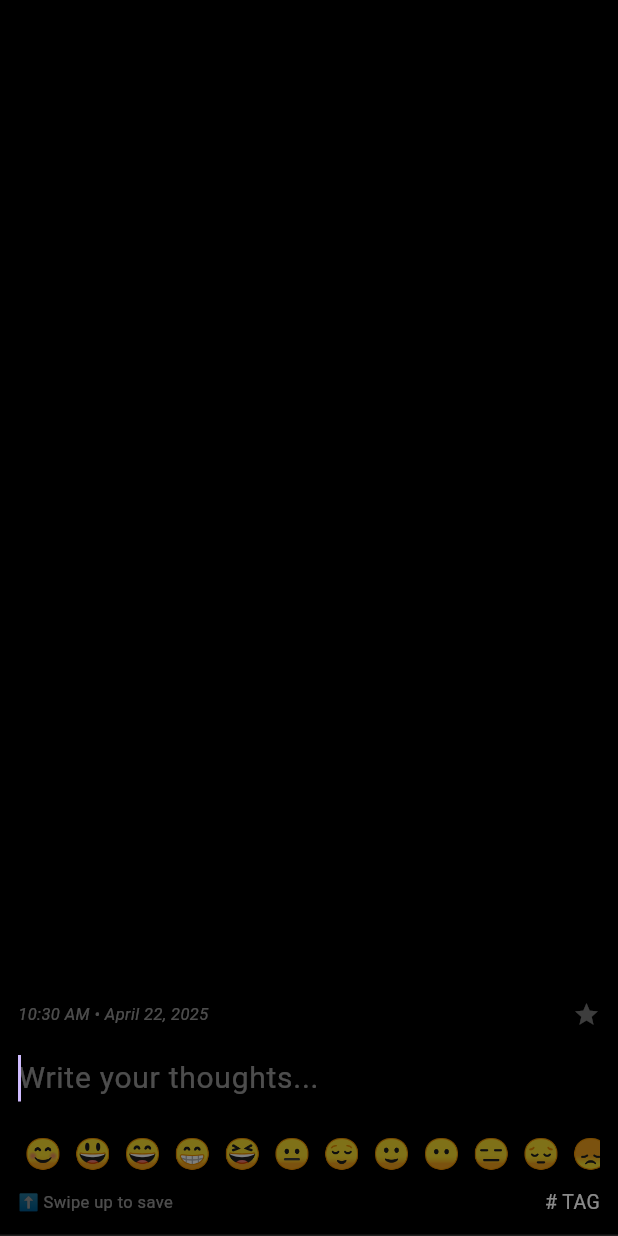
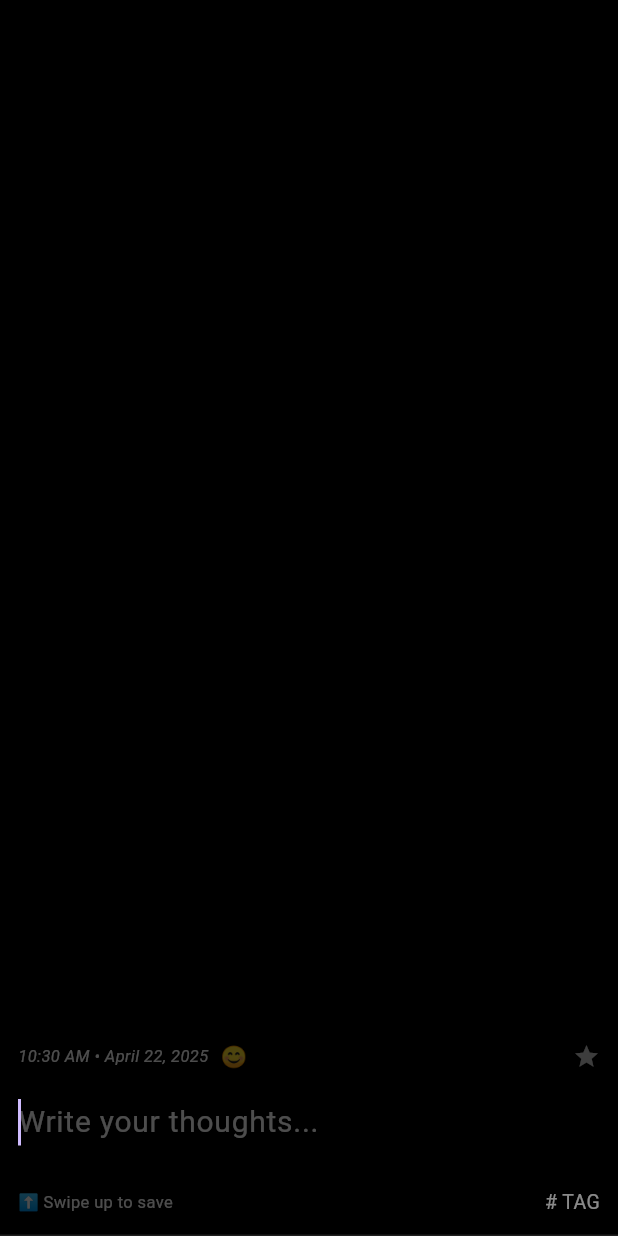
Before and after one commit to Nswa/genesis_f1, a Flutter app: the screen it shows after launch, on a phone screen of 412 x 824 dp. Run offline on Flutter 3.47's test engine with Material 3 defaults, Android fonts, the light colour scheme and no system bars; Roboto replaces fonts that are missing (Georgia).

Commit message:
mood* bar now active by tapping mood preview collapses when not in used

```diff
--- a/lib/widgets/journal_input.dart
+++ b/lib/widgets/journal_input.dart
@@ -4,7 +4,7 @@ import 'package:intl/intl.dart';
 import 'dart:ui';
 import '../utils/mood_utils.dart';
 
-class JournalInputWidget extends StatelessWidget {
+class JournalInputWidget extends StatefulWidget {
   final TextEditingController controller;
   final FocusNode focusNode;
   final double dragOffsetY;
@@ -31,16 +31,51 @@ class JournalInputWidget extends StatelessWidget {
   });
 
   @override
+  State<JournalInputWidget> createState() => _JournalInputWidgetState();
+}
+
+class _JournalInputWidgetState extends State<JournalInputWidget>
+    with TickerProviderStateMixin {
+  late AnimationController _emojiBarController;
+  bool _isEmojiBarExpanded = false;
+
+  @override
+  void initState() {
+    super.initState();
+    _emojiBarController = AnimationController(
+      vsync: this,
+      duration: const Duration(milliseconds: 200),
+    );
+  }
+
+  @override
+  void dispose() {
+    _emojiBarController.dispose();
+    super.dispose();
+  }
+
+  void _toggleEmojiBar() {
+    setState(() {
+      _isEmojiBarExpanded = !_isEmojiBarExpanded;
+      if (_isEmojiBarExpanded) {
+        _emojiBarController.forward();
+      } else {
+        _emojiBarController.reverse();
+      }
+    });
+  }
+
+  @override
   Widget build(BuildContext context) {
     final now = DateTime.now();
     final timestamp = DateFormat('h:mm a • MMMM d, yyyy').format(now);
 
-    double fadeValue = (1 + (dragOffsetY / swipeThreshold)).clamp(0.0, 1.0);
-    double scaleValue = (1 + (dragOffsetY / (swipeThreshold * 2))).clamp(0.96, 1.0);
-    double dragProgress = (-dragOffsetY / swipeThreshold).clamp(0.0, 1.0);
+    double fadeValue = (1 + (widget.dragOffsetY / widget.swipeThreshold)).clamp(0.0, 1.0);
+    double scaleValue = (1 + (widget.dragOffsetY / (widget.swipeThreshold * 2))).clamp(0.96, 1.0);
+    double dragProgress = (-widget.dragOffsetY / widget.swipeThreshold).clamp(0.0, 1.0);
 
     return Transform.translate(
-      offset: Offset(0, dragOffsetY),
+      offset: Offset(0, widget.dragOffsetY),
       child: Transform.scale(
         scale: scaleValue,
         child: Padding(
@@ -83,13 +118,23 @@ class JournalInputWidget extends StatelessWidget {
                                 fontStyle: FontStyle.italic,
                               ),
                             ),
-                            if (selectedMood != null) ...[
+                            GestureDetector(
+                              onTap: _toggleEmojiBar,
+                              child: Row(
+                                children: [
                                   const SizedBox(width: 8),
                                   Text(
-                                selectedMood!,
-                                style: const TextStyle(fontSize: 14),
+                                    widget.selectedMood ?? '😊',
+                                    style: TextStyle(
+                                      fontSize: 14,
+                                      color: widget.selectedMood != null
+                                        ? Colors.white
+                                        : Colors.white30,
+                                    ),
                                   ),
                                 ],
+                              ),
+                            ),
                           ],
                         ),
                         const Icon(Icons.star, color: Colors.white24, size: 18),
@@ -97,8 +142,8 @@ class JournalInputWidget extends StatelessWidget {
                     ),
                     const SizedBox(height: 10),
                     TextField(
-                      controller: controller,
-                      focusNode: focusNode,
+                      controller: widget.controller,
+                      focusNode: widget.focusNode,
                       maxLines: null,
                       autofocus: true,
                       style: const TextStyle(
@@ -115,20 +160,39 @@ class JournalInputWidget extends StatelessWidget {
                     const SizedBox(height: 12),
                     Column(
                       children: [
-                        SingleChildScrollView(
+                        // Emoji selection bar
+                        // Emoji selection bar
+                        AnimatedContainer(
+                          duration: const Duration(milliseconds: 200),
+                          curve: Curves.easeOut,
+                          height: _isEmojiBarExpanded ? 42 : 0,
+                          margin: const EdgeInsets.only(bottom: 8),
+                          child: ClipRect(
+                            child: SingleChildScrollView(
                               scrollDirection: Axis.horizontal,
+                              padding: const EdgeInsets.symmetric(horizontal: 12),
                               child: Row(
                                 children: availableMoods.map((emoji) {
                                   return GestureDetector(
-                                onTap: () => onMoodSelected(emoji),
+                                    behavior: HitTestBehavior.opaque,
+                                    onTap: () {
+                                      widget.onMoodSelected(emoji);
+                                      if (_isEmojiBarExpanded) {
+                                        _toggleEmojiBar();
+                                      }
+                                    },
                                     child: Padding(
-                                  padding: const EdgeInsets.symmetric(horizontal: 4),
+                                      padding: const EdgeInsets.symmetric(horizontal: 10),
+                                      child: AnimatedScale(
+                                        scale: widget.selectedMood == emoji ? 1.2 : 1.0,
+                                        duration: const Duration(milliseconds: 150),
                                         child: Text(
                                           emoji,
                                           style: TextStyle(
-                                      fontSize: 20,
+                                            fontSize: 28,
                                             color: Colors.white.withOpacity(
-                                        selectedMood == emoji ? 1.0 : 0.5,
+                                              widget.selectedMood == emoji ? 1.0 : 0.8,
+                                            ),
                                           ),
                                         ),
                                       ),
@@ -137,12 +201,13 @@ class JournalInputWidget extends StatelessWidget {
                                 }).toList(),
                               ),
                             ),
-                        const SizedBox(height: 8),
+                          ),
+                        ),
                         Row(
                           mainAxisAlignment: MainAxisAlignment.spaceBetween,
                           children: [
                             AnimatedOpacity(
-                              opacity: isDragging ? 0.0 : 1.0,
+                              opacity: widget.isDragging ? 0.0 : 1.0,
                               duration: const Duration(milliseconds: 300),
                               child: const Text(
                                 "⬆️ Swipe up to save",
@@ -153,7 +218,7 @@ class JournalInputWidget extends StatelessWidget {
                               ),
                             ),
                             GestureDetector(
-                              onTap: onHashtagInsert,
+                          onTap: widget.onHashtagInsert,
                               child: const Text(
                                 "# TAG",
                                 style: TextStyle(
```
Lines whose indentation alone changed are shown as unchanged.
